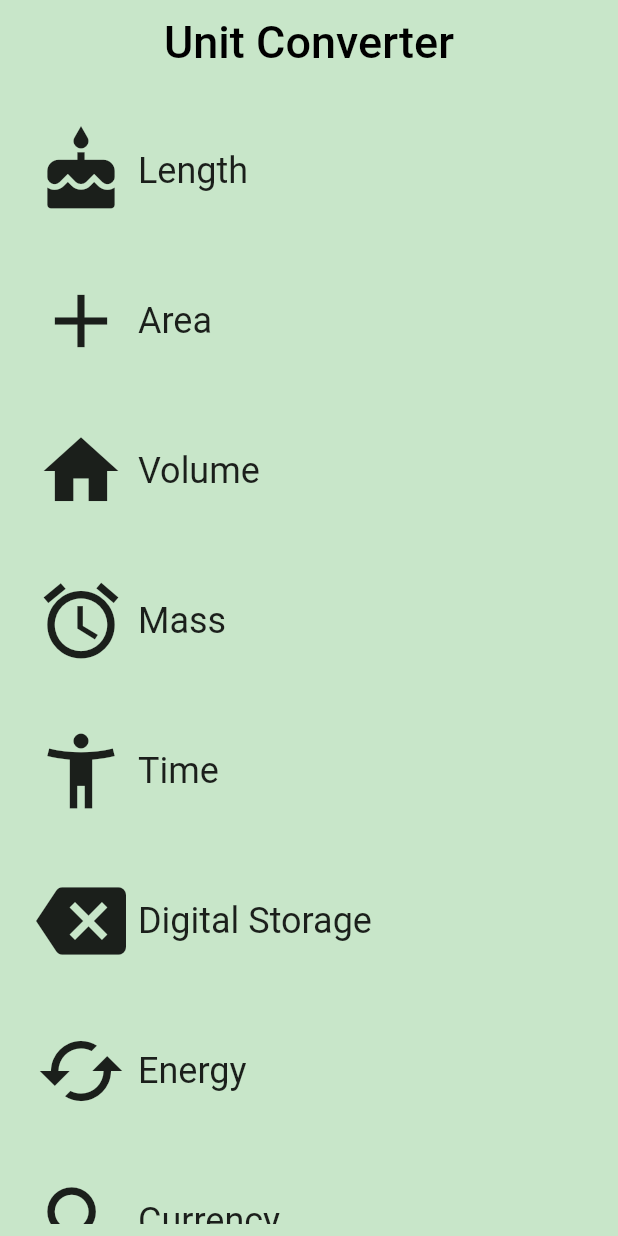
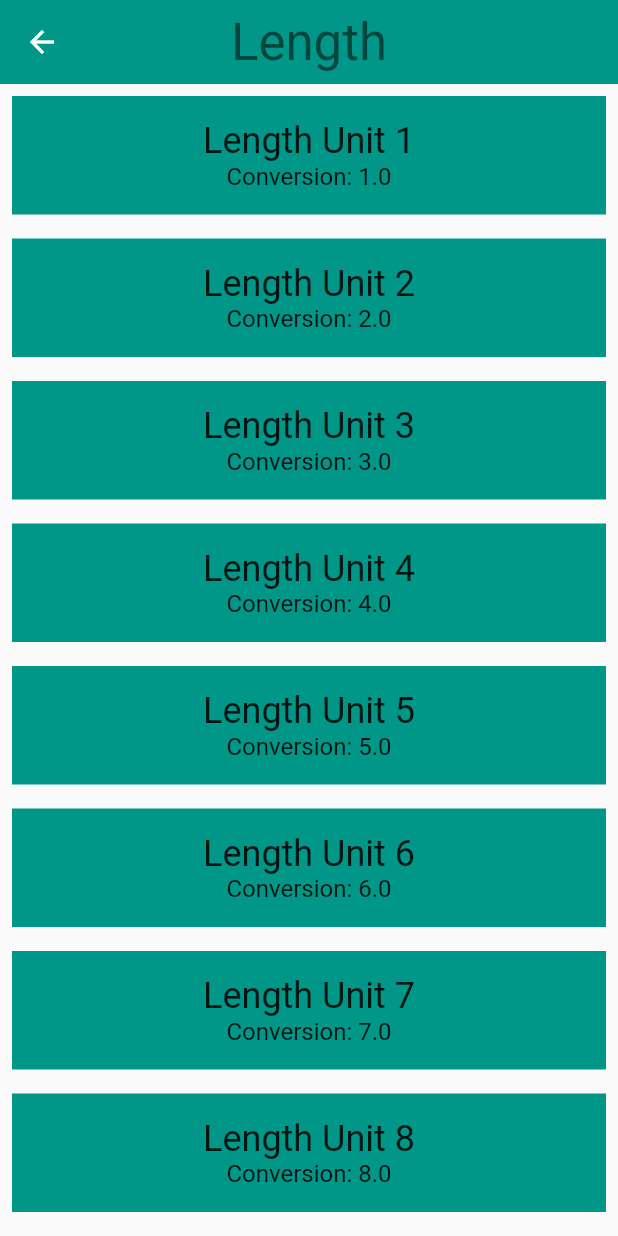
Before and after one commit to nam2210/FlutterDemo, a Flutter app: the screen it shows after launch, after a tap on "Length", on a phone screen of 412 x 824 dp. Run offline on Flutter 3.47's test engine with Material 2 defaults, Android fonts, the phone set to English and light mode, and no system bars.

Commit message:
[CONF] build navigation - router

```diff
--- a/lib/category_route.dart
+++ b/lib/category_route.dart
@@ -4,6 +4,7 @@
 
 import 'package:flutter/material.dart';
 import 'package:hello_nam/catergory.dart';
+import 'package:hello_nam/unit.dart';
 
 final _backgroundColor = Colors.green[100];
 
@@ -50,10 +51,24 @@ class CategoryRoute extends StatelessWidget {
     Icons.search
   ];
 
+  /// Makes the correct number of rows for the list view.
+  ///
+  /// For portrait, we use a [ListView].
   Widget _buildCategoryWidget(List<Widget> categories) {
     return ListView.builder(
         itemBuilder: (BuildContext context, int index) => categories[index],
         itemCount: categories.length);
+  }
+
+  /// Returns a list of mock [Unit]s.
+  List<Unit> _retrieveUnitList(String category){
+    return List.generate(10, (int i){
+      i += 1;
+      return Unit(
+        name: '$category Unit $i',
+        conversion: i.toDouble()
+      );
+    });
   }
 
   @override
@@ -65,7 +80,8 @@ class CategoryRoute extends StatelessWidget {
       categories.add(Category(
           name: _categoryNames[i],
           color: _baseColors[i],
-          iconLocation: _baseIcons[i]));
+          iconLocation: _baseIcons[i],
+          units: _retrieveUnitList(_categoryNames[i])));
     }
 
     final listView = Container(
--- a/lib/catergory.dart
+++ b/lib/catergory.dart
@@ -1,4 +1,6 @@
 import 'package:flutter/material.dart';
+import 'package:hello_nam/converter_route.dart';
+import 'package:hello_nam/unit.dart';
 
 /// A custom [Category] widget.
 // We use an underscore to indicate that these variables are private.
@@ -13,6 +15,7 @@ class Category extends StatelessWidget {
   final String name;
   final ColorSwatch color;
   final IconData iconLocation;
+  final List<Unit> units;
 
   /// A [Category] saves the name of the Category (e.g. 'Length'), its color for
   /// the UI, and the icon that represents it (e.g. a ruler).
@@ -22,13 +25,34 @@ class Category extends StatelessWidget {
     @required this.name,
     @required this.color,
     @required this.iconLocation,
+    @required this.units,
 }) : assert(name != null),
      assert(color != null),
      assert(iconLocation != null),
+     assert(units != null),
     super(key: key);
 
-  /// Builds a custom widget that shows [Category] information.
-  ///
+  /// Builds a custom widget that shows [Category] information
+  void _navigateToConverter(BuildContext context){
+    Navigator.of(context).push(MaterialPageRoute<Null>(
+        builder: (BuildContext context){
+          return Scaffold(
+            appBar: AppBar(
+              elevation: 0.0,
+              centerTitle: true,
+              backgroundColor: color,
+              title: Text(
+                name,
+                style: Theme.of(context).textTheme.display1,
+              ),
+            ),
+            body: ConverterRoute(name: name, color: color, units: units),
+          );
+        }
+    ));
+  }
+
+
   /// This information includes the icon, name, and color for the [Category].
   @override
   // This `context` parameter describes the location of this widget in the
@@ -45,9 +69,7 @@ class Category extends StatelessWidget {
           borderRadius: _borderRadius,
           highlightColor: color,
           splashColor: color,
-          onTap: (){
-            print('I was tapped!!');
-          },
+          onTap: () => _navigateToConverter(context),
           child: Padding(
             padding: const EdgeInsets.all(8.0),
             child: Row(
--- /dev/null
+++ b/lib/converter_route.dart
@@ -0,0 +1,48 @@
+import 'package:flutter/material.dart';
+import 'package:meta/meta.dart';
+import 'package:hello_nam/unit.dart';
+
+
+class ConverterRoute extends StatelessWidget{
+
+  final String name;
+  final Color color;
+  final List<Unit> units;
+
+  /// This [ConverterRoute] requires the name, color, and units to not be null.
+  const ConverterRoute({
+    @required this.name,
+    @required this.color,
+    @required this.units
+}) : assert(name != null),
+     assert(color != null),
+     assert(units != null);
+
+  @override
+  Widget build(BuildContext context) {
+    // Here is just a placeholder for a list of mock units
+    final unitWidgets = units.map((Unit unit){
+      return Container(
+        margin: EdgeInsets.all(8.0),
+        padding: EdgeInsets.all(16.0),
+        color: color,
+        child: Column(
+          children: <Widget>[
+            Text(
+              unit.name,
+              style: Theme.of(context).textTheme.headline,
+            ),
+            Text(
+              'Conversion: ${unit.conversion}',
+              style: Theme.of(context).textTheme.subhead,
+            )
+          ],
+        ),
+      );
+    }).toList();
+    return ListView(
+      children: unitWidgets,
+    );
+  }
+
+}
--- /dev/null
+++ b/lib/unit.dart
@@ -0,0 +1,24 @@
+
+import 'package:meta/meta.dart';
+
+/// Information about a [Unit].
+class Unit {
+  final String name;
+  final double conversion;
+
+  /// A [Unit] stores its name and conversion factor.
+  ///
+  /// An example would be 'Meter' and '1.0'.
+  const Unit({
+    @required this.name,
+    @required this.conversion,
+  })  : assert(name != null),
+        assert(conversion != null);
+
+  /// Creates a [Unit] from a JSON object.
+  Unit.fromJson(Map jsonMap)
+      : assert(jsonMap['name'] != null),
+        assert(jsonMap['conversion'] != null),
+        name = jsonMap['name'],
+        conversion = jsonMap['conversion'].toDouble();
+}
```
